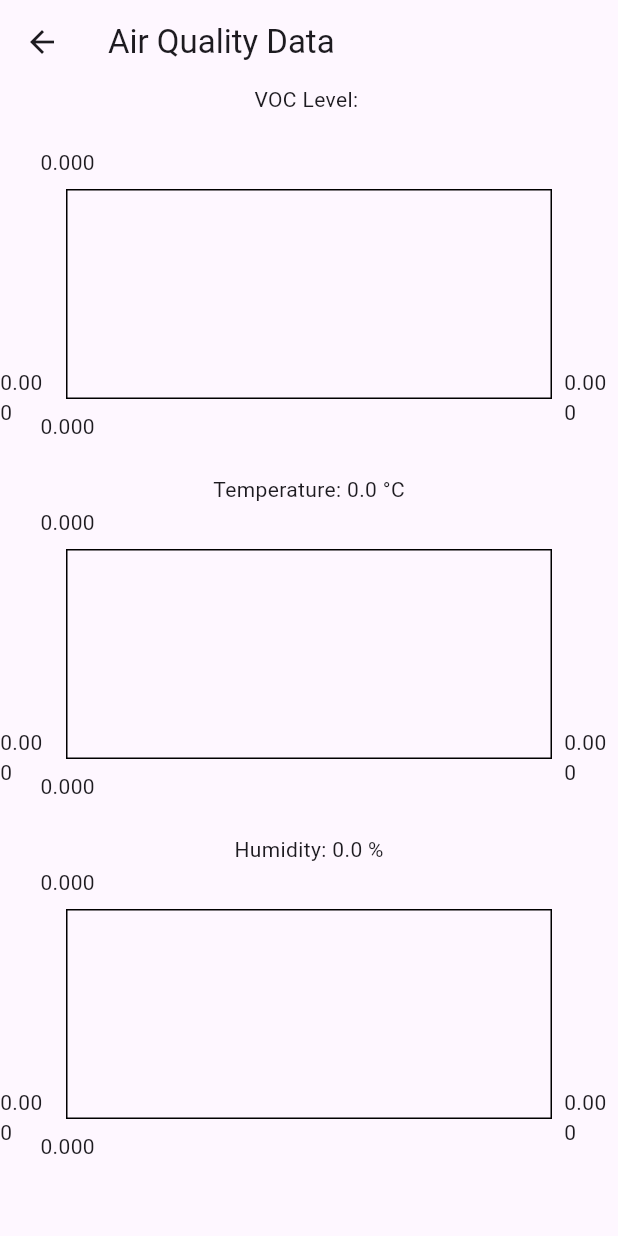
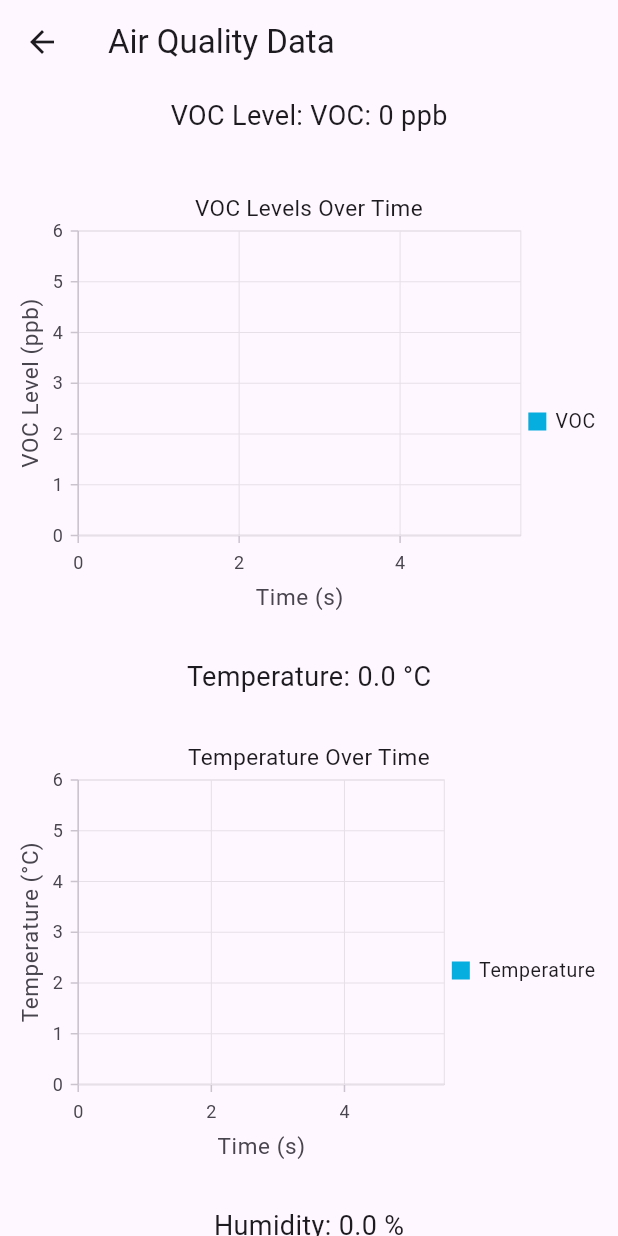
Before and after one commit to cpokala/flutter_bluetooth, a Flutter app: the DeviceDataScreen screen opened directly with empty values, on a phone screen of 412 x 824 dp. Run offline on Flutter 3.47's test engine with Material 3 defaults, Android fonts, the phone set to English and light mode, and no system bars; drawn by our look-alikes of fl_chart; our stand-ins replace flutter_blue, get, logger, permission_handler, syncfusion_flutter_charts; generated files the repository leaves out were written again.

Commit message:
trying syncfusion_flutter for line chart

```diff
--- a/lib/ble_controller.dart
+++ b/lib/ble_controller.dart
@@ -11,7 +11,7 @@ class BleController extends GetxController {
   var logger = Logger();
 
   // Observable variables for real-time data
-  var airQualityVOC = RxString('');
+  var airQualityVOC = RxString('VOC: 0 ppb');
   var temperature = RxDouble(0.0);
   var humidity = RxDouble(0.0);
   var batteryLevel = RxInt(0);
--- a/lib/device_data_screen.dart
+++ b/lib/device_data_screen.dart
@@ -1,7 +1,7 @@
 import 'package:flutter/material.dart';
 import 'package:get/get.dart';
-import 'package:fl_chart/fl_chart.dart';
-import 'ble_controller.dart';
+import 'package:syncfusion_flutter_charts/charts.dart';
+import 'ble_controller.dart'; // Import your BLE controller
 
 class DeviceDataScreen extends StatelessWidget {
   final BleController controller;
@@ -11,95 +11,128 @@ class DeviceDataScreen extends StatelessWidget {
   @override
   Widget build(BuildContext context) {
     return Scaffold(
-      appBar: AppBar(title: const Text("Air Quality Data")),
+      appBar: AppBar(
+        title: const Text('Air Quality Data'),
+      ),
       body: SingleChildScrollView(
-        child: Center(
         child: Column(
-            mainAxisAlignment: MainAxisAlignment.center,
           children: [
+            // VOC level section
             Obx(() {
               final vocValue = controller.airQualityVOC.value;
-                return Text("VOC Level: $vocValue");
-              }),
-              const SizedBox(height: 20),
-
-              // VOC Line Chart
-              Obx(() {
-                return SizedBox(
-                  height: 200,
-                  child: LineChart(
-                    LineChartData(
-                      lineBarsData: [
-                        LineChartBarData(
-                          spots: controller.vocData.asMap().entries.map((e) {
-                            return FlSpot(e.key.toDouble(), e.value);
-                          }).toList(),
-                          isCurved: true,
-                          barWidth: 3,
-                          color: Colors.deepPurple,
-                        ),
-                      ],
-                    ),
-                  ),
+              return Padding(
+                padding: const EdgeInsets.all(8.0),
+                child: Text("VOC Level: $vocValue",
+                    style: const TextStyle(fontSize: 18)),
               );
             }),
             const SizedBox(height: 20),
 
-              Obx(() {
-                return Text("Temperature: ${controller.temperature.value} °C");
-              }),
-
-              // Temperature Line Chart
+            // VOC Line Chart with Syncfusion
             Obx(() {
               return SizedBox(
-                  height: 200,
-                  child: LineChart(
-                    LineChartData(
-                      lineBarsData: [
-                        LineChartBarData(
-                          spots: controller.tempData.asMap().entries.map((e) {
-                            return FlSpot(e.key.toDouble(), e.value);
-                          }).toList(),
-                          isCurved: true,
-                          barWidth: 3,
-                          color: Colors.orange,
+                height: 300,
+                child: SfCartesianChart(
+                  primaryXAxis: const NumericAxis(
+                    title: AxisTitle(text: 'Time (s)'),
+                  ),
+                  primaryYAxis: const NumericAxis(
+                    title: AxisTitle(text: 'VOC Level (ppb)'),
+                  ),
+                  series: <LineSeries<double, double>>[
+                    LineSeries<double, double>(
+                      dataSource: controller.vocData.toList(),
+                      xValueMapper: (double voc, int index) => index.toDouble(),
+                      yValueMapper: (double voc, int index) => voc,
+                      name: 'VOC',
+                      dataLabelSettings:
+                      const DataLabelSettings(isVisible: true),
                     ),
                   ],
-                    ),
+                  title: const ChartTitle(text: 'VOC Levels Over Time'),
+                  legend: const Legend(isVisible: true),
+                  tooltipBehavior: TooltipBehavior(enable: true),
                 ),
               );
             }),
 
             const SizedBox(height: 20),
 
+            // Temperature Section
             Obx(() {
-                return Text("Humidity: ${controller.humidity.value} %");
+              return Text("Temperature: ${controller.temperature.value} °C",
+                  style: const TextStyle(fontSize: 18));
             }),
+            const SizedBox(height: 20),
+
+            // Temperature Line Chart
+            Obx(() {
+              return SizedBox(
+                height: 300,
+                child: SfCartesianChart(
+                  primaryXAxis: const NumericAxis(
+                    title: AxisTitle(text: 'Time (s)'),
+                  ),
+                  primaryYAxis: const NumericAxis(
+                    title: AxisTitle(text: 'Temperature (°C)'),
+                  ),
+                  series: <LineSeries<double, double>>[
+                    LineSeries<double, double>(
+                      dataSource: controller.tempData.toList(),
+                      xValueMapper: (double temp, int index) => index.toDouble(),
+                      yValueMapper: (double temp, int index) => temp,
+                      name: 'Temperature',
+                      dataLabelSettings:
+                      const DataLabelSettings(isVisible: true),
+                    ),
+                  ],
+                  title: const ChartTitle(text: 'Temperature Over Time'),
+                  legend: const Legend(isVisible: true),
+                  tooltipBehavior: TooltipBehavior(enable: true),
+                ),
+              );
+            }),
+
+            const SizedBox(height: 20),
+
+            // Humidity Section
+            Obx(() {
+              return Text("Humidity: ${controller.humidity.value} %",
+                  style: const TextStyle(fontSize: 18));
+            }),
+            const SizedBox(height: 20),
 
             // Humidity Line Chart
             Obx(() {
               return SizedBox(
-                  height: 200,
-                  child: LineChart(
-                    LineChartData(
-                      lineBarsData: [
-                        LineChartBarData(
-                          spots: controller.humidityData.asMap().entries.map((e) {
-                            return FlSpot(e.key.toDouble(), e.value);
-                          }).toList(),
-                          isCurved: true,
-                          barWidth: 3,
-                          color: Colors.blue,
+                height: 300,
+                child: SfCartesianChart(
+                  primaryXAxis: const NumericAxis(
+                    title: AxisTitle(text: 'Time (s)'),
+                  ),
+                  primaryYAxis: const NumericAxis(
+                    title: AxisTitle(text: 'Humidity (%)'),
+                  ),
+                  series: <LineSeries<double, double>>[
+                    LineSeries<double, double>(
+                      dataSource: controller.humidityData.toList(),
+                      xValueMapper: (double humidity, int index) =>
+                          index.toDouble(),
+                      yValueMapper: (double humidity, int index) => humidity,
+                      name: 'Humidity',
+                      dataLabelSettings:
+                      const DataLabelSettings(isVisible: true),
                     ),
                   ],
-                    ),
+                  title: const ChartTitle(text: 'Humidity Over Time'),
+                  legend: const Legend(isVisible: true),
+                  tooltipBehavior: TooltipBehavior(enable: true),
                 ),
               );
             }),
           ],
         ),
       ),
-      ),
     );
   }
 }
--- a/lib/main.dart
+++ b/lib/main.dart
@@ -1,8 +1,8 @@
 import 'package:flutter/material.dart';
+import 'package:get/get.dart';
 import 'package:flutter_blue/flutter_blue.dart';
-import 'package:flutter_bluetooth/ble_controller.dart';
-import 'package:get/get.dart';
-import 'device_data_screen.dart'; // Import your new DeviceDataScreen file
+import 'ble_controller.dart'; // Import your updated BleController
+import 'device_data_screen.dart'; // Import your DeviceDataScreen
 
 void main() {
   runApp(const MyApp());
@@ -14,7 +14,7 @@ class MyApp extends StatelessWidget {
   @override
   Widget build(BuildContext context) {
     return GetMaterialApp(
-      title: 'Flutter Demo',
+      title: 'Flutter BLE Demo',
       theme: ThemeData(
         colorScheme: ColorScheme.fromSeed(seedColor: Colors.deepPurple),
         useMaterial3: true,
@@ -32,7 +32,7 @@ class MyHomePage extends StatelessWidget {
     return Scaffold(
       appBar: AppBar(title: const Text("BLE SCANNER")),
       body: GetBuilder<BleController>(
-        init: BleController(),
+        init: BleController(), // Initialize the BleController
         builder: (controller) {
           return Center(
             child: Column(
--- a/pubspec.yaml
+++ b/pubspec.yaml
@@ -19,6 +19,7 @@ dependencies:
   logger: ^1.1.0
   collection: ^1.15.0
   fl_chart: ^0.69.0
+  syncfusion_flutter_charts: ^27.1.50
 
 
   flutter_localizations:
```
Also changed, not shown: pubspec.lock. Lines whose indentation alone changed are shown as unchanged.
